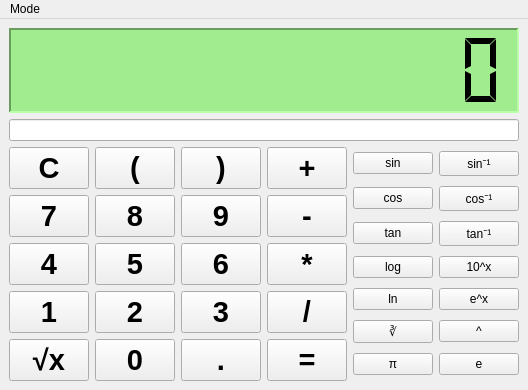
Above: files/window.ui from ksharindam/qalculator before the change. Below: the same form after it.
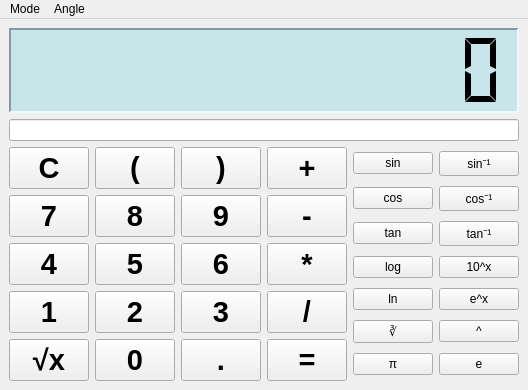
That is the form after the change.

Commit message: angle can be set to degree or radian mode

What changed in the file:
```diff
--- a/files/window.ui
+++ b/files/window.ui
@@ -19,8 +19,11 @@
      <layout class="QVBoxLayout" name="verticalLayout">
       <item>
        <widget class="QLCDNumber" name="lcd">
+        <property name="autoFillBackground">
+         <bool>false</bool>
+        </property>
         <property name="styleSheet">
-         <string notr="true">background-color: rgb(161, 236, 143);</string>
+         <string notr="true">background-color: rgb(200, 230, 234);</string>
         </property>
         <property name="frameShape">
          <enum>QFrame::Panel</enum>
@@ -562,7 +565,15 @@
     <addaction name="actionSimple"/>
     <addaction name="actionScientific"/>
    </widget>
+   <widget class="QMenu" name="menuAngle">
+    <property name="title">
+     <string>Angle</string>
+    </property>
+    <addaction name="actionDegree"/>
+    <addaction name="actionRadian"/>
+   </widget>
    <addaction name="menuMode"/>
+   <addaction name="menuAngle"/>
   </widget>
   <action name="actionSimple">
    <property name="text">
```
Left out of the diff: 28 changed lines with no effect on the pictures. The commit also changes 3 other files.
